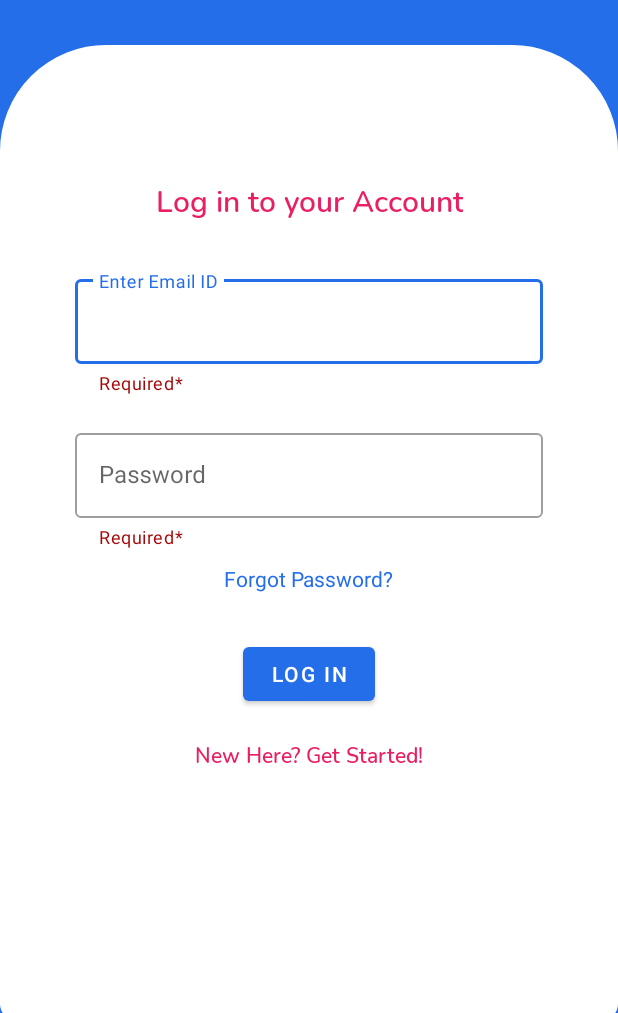
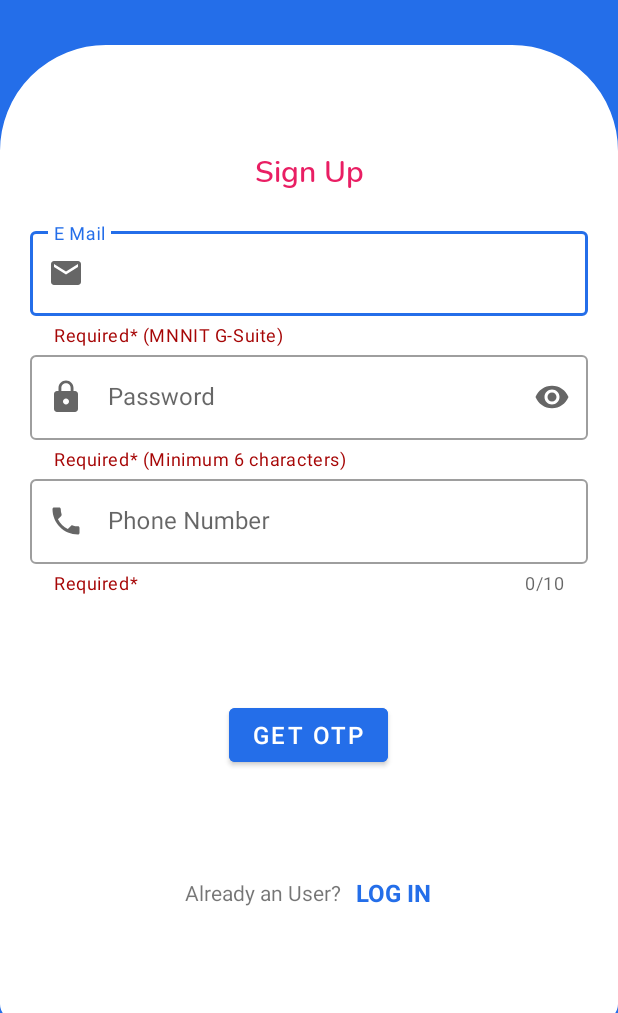
Before and after one commit to NeerajChatterjee/Smart-Campus, an Android app: the screen it shows after launch (UserLoginActivity before the commit, UserSignUpActivity after it), after a tap on "Skip!", on a phone screen of 412 x 824 dp, the part 223-1236 px from its top. Run offline under Robolectric (Android 15) with nearby library versions, the light colour scheme and no system bars; our stand-ins replace Firebase (no records; nobody signed in at launch, a user with empty details on screens opened directly).

Commit message:
Updated UI

```diff
--- a/app/src/main/java/com/neeraj/smartcampus/MainActivity.kt
+++ b/app/src/main/java/com/neeraj/smartcampus/MainActivity.kt
@@ -10,8 +10,10 @@ import androidx.core.content.ContextCompat
 import androidx.core.view.get
 import androidx.viewpager2.widget.ViewPager2
 import com.neeraj.smartcampus.user_activities.UserLoginActivity
+import com.neeraj.smartcampus.user_activities.UserSignUpActivity
 import kotlinx.android.synthetic.main.activity_main.*
 import kotlinx.android.synthetic.main.activity_splash_screen.*
+import kotlinx.android.synthetic.main.activity_user_login.*
 
 class MainActivity : AppCompatActivity() {
     private val introSliderAdapter = IntroSliderAdapter(
@@ -54,12 +56,12 @@ class MainActivity : AppCompatActivity() {
                 introSliderViewPager.currentItem += 1
             }
             else {
-                startActivity(Intent(this, UserLoginActivity::class.java))
+                startActivity(Intent(this, UserSignUpActivity::class.java))
                 finish()
             }
         }
         text2.setOnClickListener{
-            val intent = Intent(this, UserLoginActivity::class.java)
+            val intent = Intent(this, UserSignUpActivity::class.java)
             startActivity(intent)
             finish()
         }
--- a/app/src/main/res/layout/activity_user_login.xml
+++ b/app/src/main/res/layout/activity_user_login.xml
@@ -46,7 +46,7 @@
         app:layout_constraintTop_toBottomOf="@+id/name" />
 
     <com.google.android.material.textfield.TextInputLayout
-        android:id="@+id/email_layout"
+        android:id="@+id/userLoginEmailLayout"
         android:layout_width="match_parent"
         android:layout_height="wrap_content"
         android:layout_marginHorizontal="50dp"
@@ -57,9 +57,11 @@
         app:layout_constraintStart_toStartOf="parent"
         app:helperText="Required*"
         app:helperTextTextColor="#A60606"
+        app:startIconDrawable="@drawable/ic_baseline_email_24"
+        app:endIconMode="clear_text"
         >
         <com.google.android.material.textfield.TextInputEditText
-            android:id="@+id/email"
+            android:id="@+id/userLoginEmail"
             android:layout_width="match_parent"
             android:layout_height="wrap_content"
             android:inputType="textEmailAddress"
@@ -68,20 +70,22 @@
     </com.google.android.material.textfield.TextInputLayout>
 
     <com.google.android.material.textfield.TextInputLayout
-        android:id="@+id/password_layout"
+        android:id="@+id/userLoginPasswordLayout"
         android:layout_width="match_parent"
         android:layout_height="wrap_content"
         android:layout_marginHorizontal="50dp"
         style="@style/Widget.MaterialComponents.TextInputLayout.OutlinedBox"
         android:layout_marginTop="20dp"
-        app:layout_constraintTop_toBottomOf="@+id/email_layout"
+        app:layout_constraintTop_toBottomOf="@+id/userLoginEmailLayout"
         app:layout_constraintEnd_toEndOf="parent"
         app:layout_constraintStart_toStartOf="parent"
         app:helperText="Required*"
         app:helperTextTextColor="#A60606"
+        app:startIconDrawable="@drawable/ic_baseline_lock_24"
+        app:endIconMode="password_toggle"
         >
         <com.google.android.material.textfield.TextInputEditText
-            android:id="@+id/password"
+            android:id="@+id/userLoginPassword"
             android:layout_width="match_parent"
             android:layout_height="wrap_content"
             android:inputType="textPassword"
@@ -90,10 +94,10 @@
     </com.google.android.material.textfield.TextInputLayout>
 
     <com.google.android.material.textview.MaterialTextView
-        android:id="@+id/forgotpassword"
+        android:id="@+id/forgotPasswordField"
         android:layout_width="wrap_content"
         android:layout_height="wrap_content"
-        app:layout_constraintTop_toBottomOf="@+id/password_layout"
+        app:layout_constraintTop_toBottomOf="@+id/userLoginPasswordLayout"
         app:layout_constraintStart_toStartOf="parent"
         app:layout_constraintEnd_toEndOf="parent"
         android:layout_marginTop="10dp"
@@ -101,23 +105,24 @@
         android:text="@string/forgot_password"/>
 
     <com.google.android.material.button.MaterialButton
-        android:id="@+id/login_btn"
+        android:id="@+id/userLoginButton"
         android:layout_width="wrap_content"
         android:layout_height="wrap_content"
         android:text="@string/log_in"
-        app:layout_constraintTop_toBottomOf="@+id/forgotpassword"
+        app:layout_constraintTop_toBottomOf="@+id/forgotPasswordField"
         android:layout_marginTop="30dp"
         app:layout_constraintStart_toStartOf="parent"
         app:layout_constraintEnd_toEndOf="parent"/>
 
     <com.google.android.material.textview.MaterialTextView
+        android:id="@+id/getStartedSignUp"
         android:layout_width="wrap_content"
         android:layout_height="wrap_content"
         android:text="@string/new_here_get_started"
         android:textColor="@color/colorAccent"
         android:fontFamily="@font/nunito_semibold"
         android:layout_marginTop="20dp"
-        app:layout_constraintTop_toBottomOf="@+id/login_btn"
+        app:layout_constraintTop_toBottomOf="@+id/userLoginButton"
         app:layout_constraintStart_toStartOf="parent"
         app:layout_constraintEnd_toEndOf="parent"
         />
--- a/app/src/main/res/layout/activity_user_sign_up.xml
+++ b/app/src/main/res/layout/activity_user_sign_up.xml
@@ -5,8 +5,46 @@
     android:layout_width="match_parent"
     android:layout_height="match_parent"
     tools:context=".user_activities.UserSignUpActivity"
-    android:layout_marginVertical="20dp"
-    android:layout_marginHorizontal="10dp">
+    android:background="@color/maincolor">
+
+    <com.google.android.material.textview.MaterialTextView
+        android:id="@+id/name"
+        android:layout_width="wrap_content"
+        android:layout_height="wrap_content"
+        android:text="@string/smart_campus"
+        android:textColor="@color/white"
+        android:fontFamily="@font/nunito_bold"
+        android:textSize="30dp"
+        android:gravity="center"
+        android:layout_marginTop="50dp"
+        android:layout_marginBottom="30dp"
+        app:layout_constraintTop_toTopOf="parent"
+        app:layout_constraintStart_toStartOf="parent"
+        app:layout_constraintEnd_toEndOf="parent"/>
+
+    <com.google.android.material.textview.MaterialTextView
+        android:id="@+id/materialTextView"
+        android:layout_width="wrap_content"
+        android:layout_height="wrap_content"
+        android:layout_marginTop="100dp"
+        android:fontFamily="@font/nunito_semibold"
+        android:translationZ="10dp"
+        android:gravity="center"
+        android:text="@string/sign_up"
+        android:textColor="@color/colorAccent"
+        android:textSize="20dp"
+        app:layout_constraintEnd_toEndOf="parent"
+        app:layout_constraintStart_toStartOf="parent"
+        app:layout_constraintTop_toBottomOf="@+id/name" />
+
+    <com.google.android.material.imageview.ShapeableImageView
+        android:layout_width="match_parent"
+        android:layout_height="650dp"
+        android:layout_marginTop="30dp"
+        app:layout_constraintTop_toBottomOf="@+id/name"
+        android:src="@drawable/loginshape">
+
+    </com.google.android.material.imageview.ShapeableImageView>
 
     <com.google.android.material.textfield.TextInputLayout
         android:id="@+id/emailTextLayout"
@@ -16,11 +54,12 @@
         app:helperText="Required* (MNNIT G-Suite)"
         app:helperTextTextColor="#A60606"
         android:hint="@string/signup_email"
+        android:layout_marginTop="20dp"
         app:layout_constraintBottom_toTopOf="@+id/emailPasswordLayout"
         app:layout_constraintEnd_toEndOf="parent"
         app:layout_constraintHorizontal_bias="0.498"
         app:layout_constraintStart_toStartOf="parent"
-        app:layout_constraintTop_toTopOf="parent"
+        app:layout_constraintTop_toBottomOf="@id/materialTextView"
         app:layout_constraintVertical_bias="0.636"
         android:layout_marginHorizontal="20dp"
         app:startIconDrawable = "@drawable/ic_baseline_email_24"
@@ -74,7 +113,6 @@
         app:helperText="Required*"
         app:helperTextTextColor="#A60606"
         app:prefixText="+91"
-        app:layout_constraintBottom_toTopOf="@+id/helperTextForEmail"
         app:layout_constraintEnd_toEndOf="parent"
         app:layout_constraintHorizontal_bias="0.498"
         app:layout_constraintStart_toStartOf="parent"
@@ -96,7 +134,7 @@
         android:layout_width="wrap_content"
         android:layout_height="wrap_content"
         android:text=""
-        app:layout_constraintBottom_toTopOf="@+id/getOtpButton"
+        android:layout_marginTop="20dp"
         app:layout_constraintEnd_toEndOf="parent"
         app:layout_constraintStart_toStartOf="parent"
         app:layout_constraintTop_toBottomOf="@+id/phoneNumberFieldLayout" />
@@ -109,7 +147,7 @@
         android:elevation="2dp"
         android:text="@string/signup_get_otp"
         android:textSize="16sp"
-        app:layout_constraintBottom_toTopOf="@+id/alreadyAnUserLayout"
+        android:layout_marginTop="30dp"
         app:layout_constraintEnd_toEndOf="parent"
         app:layout_constraintHorizontal_bias="0.498"
         app:layout_constraintStart_toStartOf="parent"
@@ -129,7 +167,7 @@
         android:visibility="gone"/>
 
     <LinearLayout
-        android:id="@id/alreadyAnUserLayout"
+        android:id="@+id/alreadyAnUserLayout"
         android:layout_width="match_parent"
         android:layout_height="wrap_content"
         app:layout_constraintTop_toBottomOf="@+id/getOtpButton"
--- a/app/src/main/res/values/strings.xml
+++ b/app/src/main/res/values/strings.xml
@@ -20,4 +20,5 @@
     <string name="forgot_password">Forgot Password?</string>
     <string name="log_in">LOG IN</string>
     <string name="new_here_get_started">New Here? Get Started!</string>
+    <string name="sign_up">Sign Up</string>
 </resources>
```
Also changed, not shown: app/src/main/java/com/neeraj/smartcampus/user_activities/UserLoginActivity.kt (+7 -0 lines).
